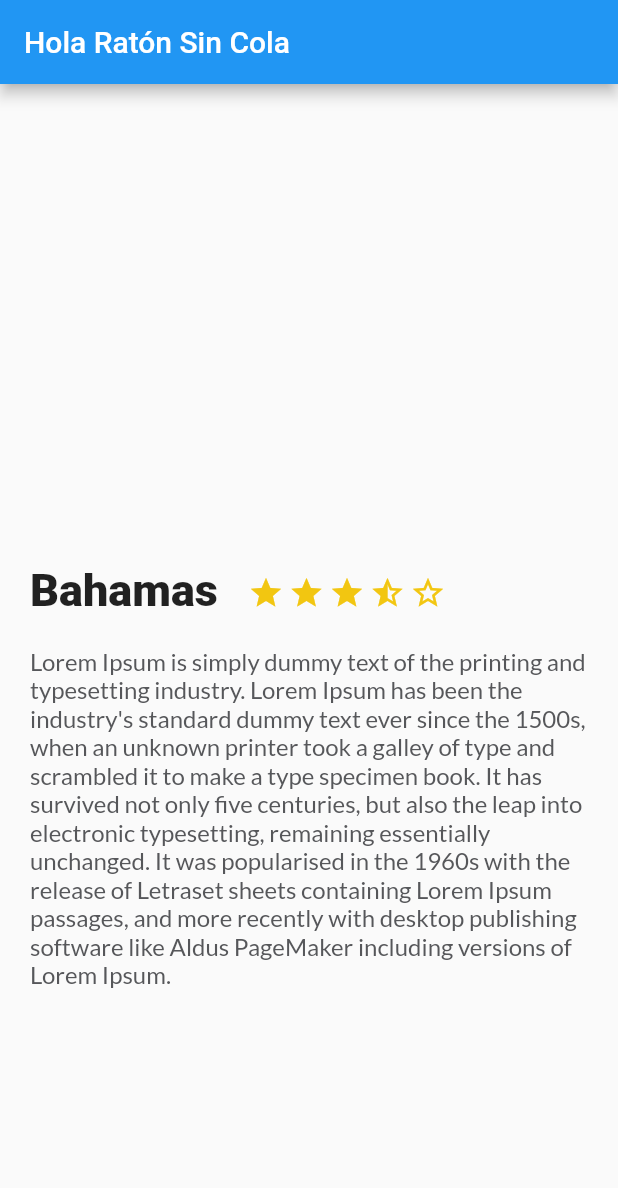
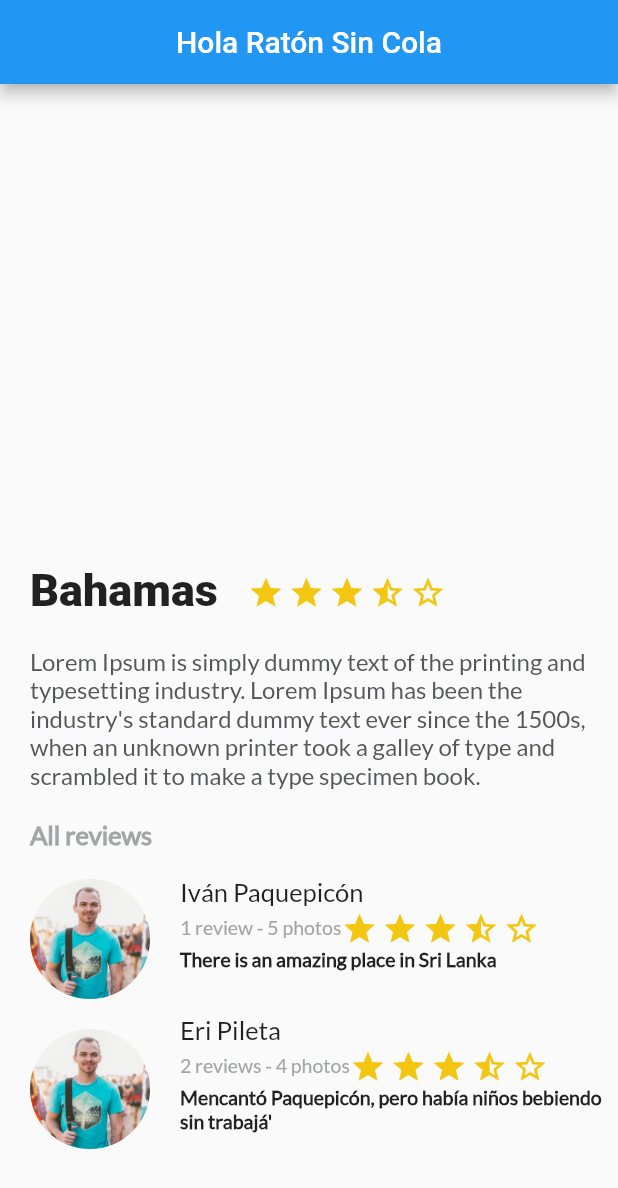
Before and after one commit to juaruiura/Platzi-trips-app, a Flutter app: the screen it shows after launch, on a phone screen of 412 x 824 dp. Shown: the top 1188 px of the screen. Run offline on Flutter 3.47's test engine with Material 2 defaults, Android fonts, the phone set to English and light mode, and no system bars.

Commit message:
reviews list added

```diff
--- a/lib/description_place.dart
+++ b/lib/description_place.dart
@@ -1,6 +1,8 @@
 import 'package:flutter/material.dart';
+import 'package:platzi_trips_app/star.dart';
+import 'package:platzi_trips_app/star_empty.dart';
+import 'package:platzi_trips_app/star_half.dart';
 
-// ignore: must_be_immutable
 class DescriptionPlace extends StatelessWidget {
   String namePlace;
   int stars;
@@ -11,42 +13,6 @@ class DescriptionPlace extends StatelessWidget {
   @override
   Widget build(BuildContext context) {
 
-    final star = Container(
-      margin: EdgeInsets.only(
-        top: 323.0,
-        right: 3.0
-      ),
-
-      child: Icon(
-        Icons.star,
-        color: Color(0xFFf2C611)
-      ),
-    );
-
-    final starHalf = Container(
-      margin: EdgeInsets.only(
-        top: 323.0,
-        right: 3.0
-      ),
-
-      child: Icon(
-        Icons.star_half,
-        color: Color(0xFFf2C611)
-      ),
-    );
-
-    final starEmpty = Container(
-      margin: EdgeInsets.only(
-        top: 323.0,
-        right: 3.0
-      ),
-
-      child: Icon(
-        Icons.star_border,
-        color: Color(0xFFf2C611)
-      ),
-    );
-
     final titleStars = Row(
       children: <Widget>[
         Container(
@@ -55,7 +21,6 @@ class DescriptionPlace extends StatelessWidget {
             left: 20.0,
             right: 20.0,
           ),
-
           child: Text(
             namePlace,
             style: TextStyle(
@@ -67,11 +32,11 @@ class DescriptionPlace extends StatelessWidget {
         ),
         Row(
           children: <Widget>[
-            star,
-            star,
-            star,
-            starHalf,
-            starEmpty,
+            Star(323, 3),
+            Star(323, 3),
+            Star(323, 3),
+            StarHalf(323, 3),
+            StarEmpty(323, 3),
           ],
         ),
       ],
@@ -83,7 +48,6 @@ class DescriptionPlace extends StatelessWidget {
         right: 20.0,
         left: 20.0,
       ),
-
       child: Text(
         descriptionPlace,
         style: TextStyle(
--- a/lib/main.dart
+++ b/lib/main.dart
@@ -1,10 +1,10 @@
 import 'package:flutter/material.dart';
 import 'description_place.dart';
+import 'review_list.dart';
 
 void main() => runApp(MyApp());
 
 class MyApp extends StatelessWidget {
-  // This widget is the root of your application.
   @override
   Widget build(BuildContext context) {
     return MaterialApp(
@@ -16,8 +16,14 @@ class MyApp extends StatelessWidget {
       home: Scaffold(
         appBar: AppBar(
           title: Text("Hola Ratón Sin Cola"),
+          centerTitle: true,
         ),
-        body: new DescriptionPlace("Bahamas", 4, "Lorem Ipsum is simply dummy text of the printing and typesetting industry. Lorem Ipsum has been the industry's standard dummy text ever since the 1500s, when an unknown printer took a galley of type and scrambled it to make a type specimen book. It has survived not only five centuries, but also the leap into electronic typesetting, remaining essentially unchanged. It was popularised in the 1960s with the release of Letraset sheets containing Lorem Ipsum passages, and more recently with desktop publishing software like Aldus PageMaker including versions of Lorem Ipsum.")
+        body: Column (
+          children: <Widget>[
+            new DescriptionPlace("Bahamas", 4, "Lorem Ipsum is simply dummy text of the printing and typesetting industry. Lorem Ipsum has been the industry's standard dummy text ever since the 1500s, when an unknown printer took a galley of type and scrambled it to make a type specimen book."),
+            new ReviewList(),
+          ],
+        )
       ),
     );
   }
--- /dev/null
+++ b/lib/review.dart
@@ -0,0 +1,110 @@
+import 'package:flutter/material.dart';
+import 'package:platzi_trips_app/star.dart';
+import 'package:platzi_trips_app/star_empty.dart';
+import 'package:platzi_trips_app/star_half.dart';
+
+class Review extends StatelessWidget {
+  String name;
+  String info;
+  String comment;
+  String pathImage;
+
+  Review(this.name, this.info, this.comment, this.pathImage);
+
+  @override
+  Widget build(BuildContext context) {
+    final photo = Container (
+      margin: EdgeInsets.only(
+        top: 20.0,
+        left: 20.0,
+      ),
+      width: 80.0,
+      height: 80.0,
+      decoration: BoxDecoration(
+        shape: BoxShape.circle,
+        image: DecorationImage(
+          fit: BoxFit.cover,
+          image: AssetImage(pathImage),
+        )
+      ),
+    );
+
+    final userName = Container(
+      margin: EdgeInsets.only(
+        left: 20.0,
+        right: 20.0,
+      ),
+      child: Text(
+        name,
+        textAlign: TextAlign.left,
+        style: TextStyle(
+          fontFamily: "Lato",
+          fontSize: 17.0,
+        ),
+      ),
+    );
+
+    final userStars = Row(
+      children: <Widget>[
+        Star(3, 3),
+        Star(3, 3),
+        Star(3, 3),
+        StarHalf(3, 3),
+        StarEmpty(3, 3),
+      ],
+    );
+
+    final userInfo = Container(
+      margin: EdgeInsets.only(
+        left: 20.0,
+      ),
+      child: Text(
+        info,
+        textAlign: TextAlign.left,
+        style: TextStyle(
+          fontFamily: "Lato",
+          fontSize: 13.0,
+          color: Color(0xFFa3a5a7),
+        ),
+      ),
+    );
+
+    final userStats = Row(
+      children: [
+        userInfo,
+        userStars,
+      ],
+    );
+
+    final userComment = Container(
+      margin: EdgeInsets.only(
+        left: 20.0,
+      ),
+      child: Text(
+        comment,
+        textAlign: TextAlign.left,
+        style: TextStyle(
+          fontFamily: "Lato",
+          fontSize: 13.0,
+          fontWeight: FontWeight.w900,
+        ),
+      ),
+    );
+
+    final userReview = Column(
+      crossAxisAlignment: CrossAxisAlignment.start,
+      children: <Widget>[
+        userName,
+        userStats,
+        userComment
+      ],
+    );
+
+    return Row(
+      children: <Widget>[
+        photo,
+        Expanded(child: userReview)
+      ],
+    );
+  }
+}
--- /dev/null
+++ b/lib/review_list.dart
@@ -0,0 +1,33 @@
+import 'package:flutter/material.dart';
+import 'review.dart';
+
+class ReviewList extends StatelessWidget {
+  @override
+  Widget build(BuildContext context) {
+    final reviewListHeader = Container(
+      margin: EdgeInsets.only(
+        top: 20.0,
+        right: 20.0,
+        left: 20.0,
+      ),
+      child: Text(
+        "All reviews",
+        style: TextStyle(
+          fontFamily: "Lato",
+          fontSize: 17.0,
+          fontWeight: FontWeight.w600,
+          color: Color(0xFFa3a5a7),
+        ),
+      ),
+    );
+
+    return Column(
+      crossAxisAlignment: CrossAxisAlignment.start,
+      children: <Widget>[
+        reviewListHeader,
+        new Review("Iván Paquepicón", "1 review - 5 photos", "There is an amazing place in Sri Lanka", "assets/img/people.jpg"),
+        new Review("Eri Pileta", "2 reviews - 4 photos", "Mencantó Paquepicón, pero había niños bebiendo sin trabajá'", "assets/img/people.jpg"),
+      ],
+    );
+  }
+}
--- /dev/null
+++ b/lib/star.dart
@@ -0,0 +1,22 @@
+import 'package:flutter/material.dart';
+
+class Star extends StatelessWidget {
+  double topMargin;
+  double rightMargin;
+  Star(this.topMargin, this.rightMargin);
+
+  @override
+  Widget build(BuildContext context) {
+    return Container(
+      margin: EdgeInsets.only(
+        top: topMargin,
+        right: rightMargin,
+      ),
+
+      child: Icon(
+        Icons.star,
+        color: Color(0xFFf2C611)
+      ),
+    );
+  }
+}
--- /dev/null
+++ b/lib/star_empty.dart
@@ -0,0 +1,22 @@
+import 'package:flutter/material.dart';
+
+class StarEmpty extends StatelessWidget {
+  double topMargin;
+  double rightMargin;
+  StarEmpty(this.topMargin, this.rightMargin);
+
+  @override
+  Widget build(BuildContext context) {
+    return Container(
+      margin: EdgeInsets.only(
+        top: topMargin,
+        right: rightMargin,
+      ),
+
+      child: Icon(
+        Icons.star_border,
+        color: Color(0xFFf2C611)
+      ),
+    );
+  }
+}
--- /dev/null
+++ b/lib/star_half.dart
@@ -0,0 +1,22 @@
+import 'package:flutter/material.dart';
+
+class StarHalf extends StatelessWidget {
+  double topMargin;
+  double rightMargin;
+  StarHalf(this.topMargin, this.rightMargin);
+
+  @override
+  Widget build(BuildContext context) {
+    return Container(
+      margin: EdgeInsets.only(
+        top: topMargin,
+        right: rightMargin,
+      ),
+
+      child: Icon(
+        Icons.star_half,
+        color: Color(0xFFf2C611)
+      ),
+    );
+  }
+}
```
Also changed, not shown: assets/img/derp.jpg (deleted), assets/img/people.jpg (added).
